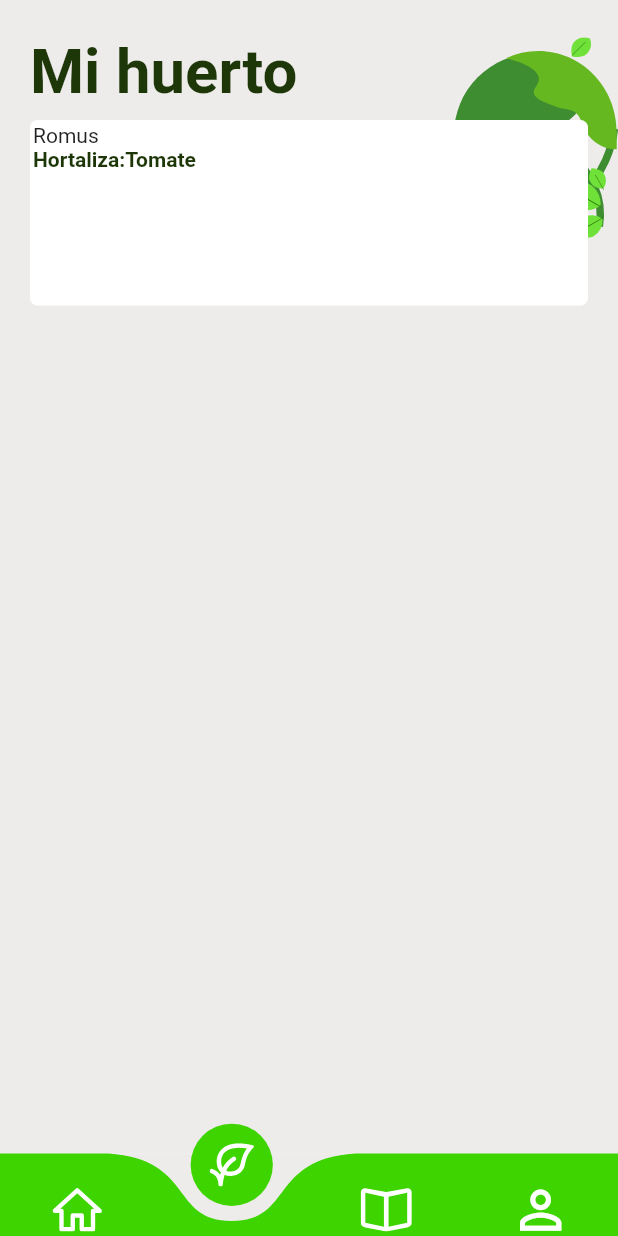
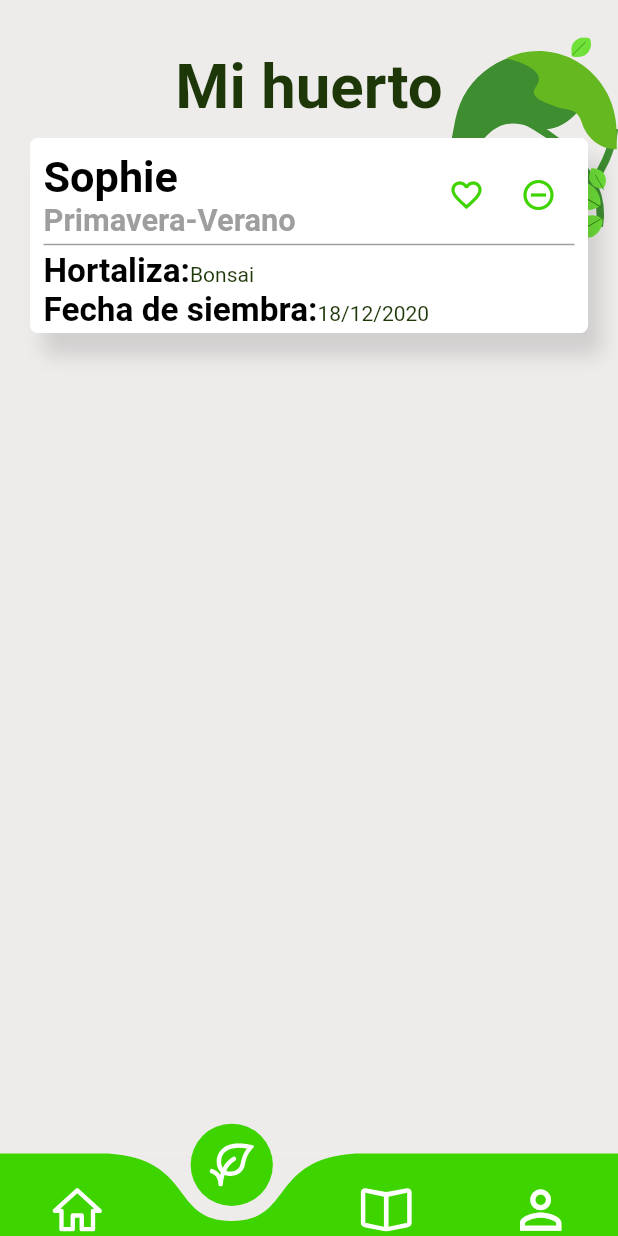
Before and after one commit to asloth/botanicare, a Flutter app: the MenuBar screen opened by its route, item 2 of the bottom bar chosen, on a phone screen of 412 x 824 dp. Run offline on Flutter 3.47's test engine with Material 2 defaults, Android fonts, the phone set to English and light mode, and no system bars; drawn by our look-alikes of curved_navigation_bar; our stand-ins replace cloud_firestore, firebase_auth, firebase_core, flutter_svg, shared_preferences; missing offline and left inert: dart:html; accounts and stored records are empty.

Commit message:
interfaz de mi huerto casi terminada

```diff
--- a/lib/src/ui/Constants.dart
+++ b/lib/src/ui/Constants.dart
@@ -12,7 +12,7 @@ const double kDefaultPadding = 20.0;
 
 //creando una sombra por defecto
 const kDefaultShadow = BoxShadow(
-  offset: Offset(0, 15),
-  blurRadius: 27,
+  offset: Offset(9, 15),
+  blurRadius: 10,
   color: Colors.black12, // Black color with 12% opacity
 );
--- a/lib/src/ui/HuertoScreen.dart
+++ b/lib/src/ui/HuertoScreen.dart
@@ -14,21 +14,36 @@ class HuertoScreen extends StatelessWidget {
     return Background(
       child: Container(
         height: size.height,
-        padding: EdgeInsets.fromLTRB(kDefaultPadding, kDefaultPadding * 1.2,
-            kDefaultPadding, kDefaultPadding * 0.9),
+        padding: EdgeInsets.fromLTRB(
+          kDefaultPadding * 0.5,
+          kDefaultPadding * 1.2,
+          kDefaultPadding * 0.5,
+          kDefaultPadding * 0.9,
+        ),
         child: SingleChildScrollView(
           child: Column(
             crossAxisAlignment: CrossAxisAlignment.stretch,
             children: <Widget>[
-              Text(
-                'Mi huerto',
-                style: TextStyle(
-                  color: kTextColor,
-                  fontSize: size.height * 0.05,
-                  fontWeight: FontWeight.w600,
+              Padding(
+                padding: const EdgeInsets.symmetric(
+                  vertical: 10.0,
+                ),
+                child: Text(
+                  'Mi huerto',
+                  textAlign: TextAlign.center,
+                  style: TextStyle(
+                    color: kTextColor,
+                    fontSize: size.height * 0.05,
+                    fontWeight: FontWeight.w600,
+                  ),
                 ),
               ),
-              PlantCard(),
+              PlantCard(
+                plantNickname: 'Sophie',
+                plantName: 'Bonsai',
+                seedtime: '18/12/2020',
+                station: 'Primavera-Verano',
+              ),
             ],
           ),
         ),
--- a/lib/src/ui/garden/PlantCard.dart
+++ b/lib/src/ui/garden/PlantCard.dart
@@ -5,61 +5,128 @@ class PlantCard extends StatelessWidget {
   final String plantNickname, imgUrl, station, plantName, seedtime;
   const PlantCard({
     Key key,
-    this.plantNickname,
+    @required this.plantNickname,
     this.imgUrl,
-    this.station,
-    this.plantName,
-    this.seedtime,
+    @required this.station,
+    @required this.plantName,
+    @required this.seedtime,
   }) : super(key: key);
 
   @override
   Widget build(BuildContext context) {
     Size size = MediaQuery.of(context).size;
 
-    return Padding(
-      padding: const EdgeInsets.symmetric(vertical: 8.0),
-      child: Container(
-        height: size.height * 0.15,
-        padding: EdgeInsets.all(2),
+    return Container(
+      margin: EdgeInsets.symmetric(
+        horizontal: 10.0,
+      ),
+      height: 130,
+      padding: EdgeInsets.all(9.0),
       decoration: BoxDecoration(
         color: kBackgroundColor2,
         borderRadius: BorderRadius.all(
           Radius.circular(5),
         ),
+        boxShadow: [
+          kDefaultShadow,
+        ],
       ),
       child: Column(
+        mainAxisAlignment: MainAxisAlignment.spaceEvenly,
         children: [
           Row(
             children: [
-                Text(
-                  'Romus',
-                )
+              RichText(
+                text: TextSpan(
+                  children: [
+                    TextSpan(
+                      text: '$plantNickname\n',
+                      style: TextStyle(
+                        color: Colors.black,
+                        fontWeight: FontWeight.bold,
+                        fontSize: size.height * 0.035,
+                      ),
+                    ),
+                    TextSpan(
+                      text: station,
+                      style: TextStyle(
+                        color: Colors.grey,
+                        fontWeight: FontWeight.bold,
+                        fontSize: size.height * 0.025,
+                      ),
+                    ),
                   ],
                 ),
-            Row(children: [
-              RichText(
+              ),
+              Spacer(),
+              IconButton(
+                icon: Icon(
+                  Icons.favorite_border,
+                  color: kPrimaryColor,
+                ),
+                onPressed: null,
+              ),
+              IconButton(
+                icon: Icon(
+                  Icons.remove_circle_outline,
+                  color: kPrimaryColor,
+                ),
+                onPressed: null,
+              ),
+            ],
+          ),
+          Divider(
+            color: Colors.grey,
+            thickness: 1,
+            height: 8,
+          ),
+          Align(
+            alignment: Alignment.centerLeft,
+            child: RichText(
               text: TextSpan(
                 children: [
                   TextSpan(
                     text: 'Hortaliza:',
                     style: TextStyle(
-                        color: kTextColor,
-                        fontWeight: FontWeight.bold,
+                      color: Colors.black,
+                      fontWeight: FontWeight.w600,
+                      fontSize: size.height * 0.027,
                     ),
                   ),
                   TextSpan(
-                      text: 'Tomate',
+                    text: plantName,
                     style: TextStyle(
                       color: kTextColor,
-                        fontWeight: FontWeight.bold,
                     ),
                   )
                 ],
               ),
             ),
-            ])
+          ),
+          Align(
+            alignment: Alignment.centerLeft,
+            child: RichText(
+              text: TextSpan(
+                children: [
+                  TextSpan(
+                    text: 'Fecha de siembra:',
+                    style: TextStyle(
+                      color: Colors.black,
+                      fontWeight: FontWeight.w600,
+                      fontSize: size.height * 0.027,
+                    ),
+                  ),
+                  TextSpan(
+                    text: seedtime,
+                    style: TextStyle(
+                      color: kTextColor,
+                    ),
+                  )
                 ],
               ),
+            ),
+          ),
+        ],
       ),
     );
   }
```
Lines whose indentation alone changed are shown as unchanged.
